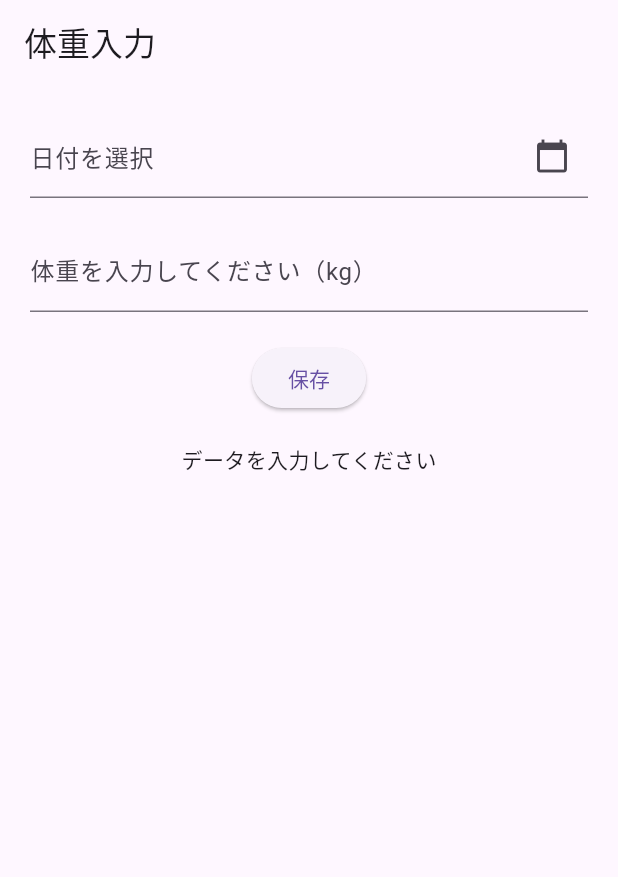
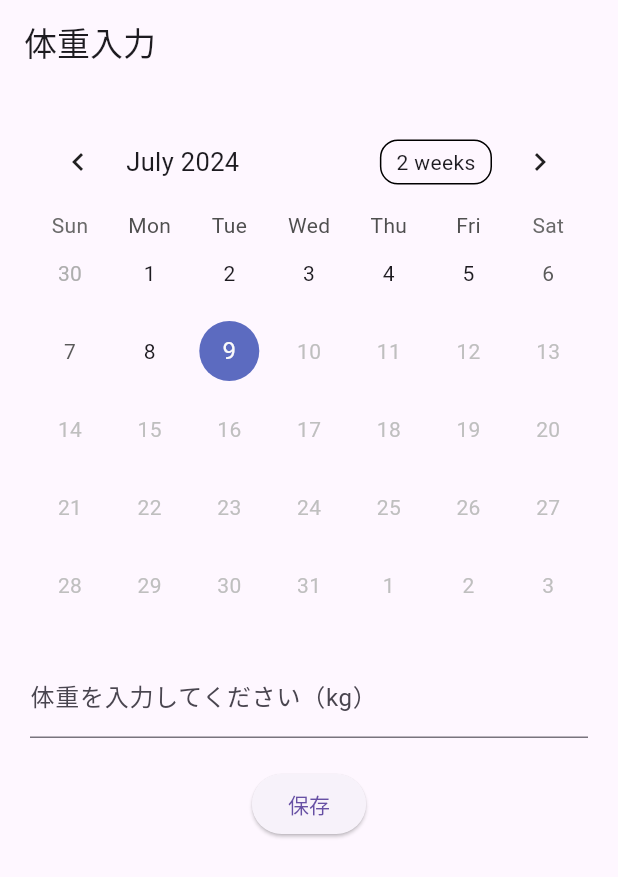
Before and after one commit to y-as-u-16/my_weight_tracker_app, a Flutter app: the screen it shows after launch, on a phone screen of 412 x 824 dp. Shown: the top 877 px of the screen. Run offline on Flutter 3.47's test engine with Material 3 defaults, Android fonts, the phone set to English and light mode, and no system bars; drawn by our look-alikes of table_calendar; our stand-ins replace fl_chart.

Commit message:
テキストフィールドの上にカレンダーを表示

```diff
--- a/lib/screen/weight_input.dart
+++ b/lib/screen/weight_input.dart
@@ -1,47 +1,34 @@
 import 'dart:math';
-
 import 'package:fl_chart/fl_chart.dart';
 import 'package:flutter/material.dart';
 import 'package:intl/intl.dart';
+import 'package:table_calendar/table_calendar.dart';
 
 class WeightInputScreen extends StatefulWidget {
-  const WeightInputScreen({
-    super.key,
-  });
+  const WeightInputScreen({super.key});
 
   @override
-  // ignore: library_private_types_in_public_api
   _WeightInputScreenState createState() => _WeightInputScreenState();
 }
 
 class _WeightInputScreenState extends State<WeightInputScreen> {
   final TextEditingController _weightController = TextEditingController();
-  final TextEditingController _dateController = TextEditingController();
   DateTime selectedDate = DateTime.now();
   List<FlSpot> spots = [];
+  CalendarFormat _calendarFormat = CalendarFormat.month;
 
-  void _presentDatePicker() {
-    showDatePicker(
-      context: context,
-      initialDate: DateTime.now(),
-      firstDate: DateTime(2021),
-      lastDate: DateTime.now(),
-    ).then((pickedDate) {
-      if (pickedDate == null) return;
-      setState(() {
-        selectedDate = pickedDate;
-        _dateController.text = DateFormat('yyyy/MM/dd').format(pickedDate);
-      });
-    });
-  }
+  void _onDaySelected(DateTime selectedDay, DateTime focusedDay) {
+  setState(() {
+    selectedDate = selectedDay;
+  });
+}
 
   void _addData() {
     if (_weightController.text.isNotEmpty) {
       double? weight = double.tryParse(_weightController.text);
       if (weight != null && weight.isFinite && !weight.isNaN) {
         setState(() {
-          spots.add(
-              FlSpot(selectedDate.millisecondsSinceEpoch.toDouble(), weight));
+          spots.add(FlSpot(selectedDate.millisecondsSinceEpoch.toDouble(), weight));
         });
         _weightController.clear();
       } else {
@@ -64,16 +51,20 @@ class _WeightInputScreenState extends State<WeightInputScreen> {
           child: Column(
             mainAxisAlignment: MainAxisAlignment.center,
             children: <Widget>[
-              TextField(
-                controller: _dateController,
-                decoration: InputDecoration(
-                  labelText: '日付を選択',
-                  suffixIcon: IconButton(
-                    icon: const Icon(Icons.calendar_today),
-                    onPressed: _presentDatePicker,
-                  ),
-                ),
-                readOnly: true,
+              TableCalendar(
+                firstDay: DateTime.utc(2021, 1, 1),
+                lastDay: DateTime.now(),
+                focusedDay: selectedDate,
+                calendarFormat: _calendarFormat,
+                selectedDayPredicate: (day) {
+                  return isSameDay(selectedDate, day);
+                },
+                onDaySelected: _onDaySelected,
+                onFormatChanged: (format) {
+                  setState(() {
+                    _calendarFormat = format;
+                  });
+                },
               ),
               const SizedBox(height: 20),
               TextField(
@@ -85,63 +76,11 @@ class _WeightInputScreenState extends State<WeightInputScreen> {
               ),
               const SizedBox(height: 20),
               ElevatedButton(
-                onPressed: () {
-                  _addData();
-                },
+                onPressed: _addData,
                 child: const Text('保存'),
               ),
               const SizedBox(height: 20),
-              spots.isNotEmpty
-                  ? SizedBox(
-                      height: 300, // 適切な高さを設定
-                      width: double.infinity,
-                      child: LineChart(
-                        LineChartData(
-                          minX: spots.isNotEmpty ? spots.first.x : 0,
-                          maxX: spots.isNotEmpty ? spots.last.x : 1,
-                          minY: spots.isNotEmpty
-                              ? spots.map((e) => e.y).reduce(min) - 1
-                              : 0,
-                          maxY: spots.isNotEmpty
-                              ? spots.map((e) => e.y).reduce(max) + 1
-                              : 100,
-                          titlesData: FlTitlesData(
-                            leftTitles: AxisTitles(
-                              sideTitles: SideTitles(
-                                showTitles: true,
-                                reservedSize: 40,
-                                getTitlesWidget: (value, meta) {
-                                  return Text('${value.toStringAsFixed(1)}kg');
-                                },
-                              ),
-                            ),
-                            bottomTitles: AxisTitles(
-                              sideTitles: SideTitles(
-                                showTitles: true,
-                                reservedSize: 30,
-                                getTitlesWidget: (value, meta) {
-                                  final date =
-                                      DateTime.fromMillisecondsSinceEpoch(
-                                          value.toInt());
-                                  return Text(DateFormat('MM/dd').format(date));
-                                },
-                              ),
-                            ),
-                          ),
-                          gridData: FlGridData(show: true),
-                          borderData: FlBorderData(show: true),
-                          lineBarsData: [
-                            LineChartBarData(
-                              spots: spots,
-                              isCurved: true,
-                              color: Colors.blue,
-                              dotData: FlDotData(show: true),
-                            ),
-                          ],
-                        ),
-                      ),
-                    )
-                  : const Text('データを入力してください'),
+              // ここにグラフを表示するウィジェットを配置
             ],
           ),
         ),
--- a/pubspec.yaml
+++ b/pubspec.yaml
@@ -15,6 +15,7 @@ dependencies:
 
 
   cupertino_icons: ^1.0.6
+  table_calendar: ^3.0.8
 
 dev_dependencies:
   flutter_test:
```
Also changed, not shown: pubspec.lock.
